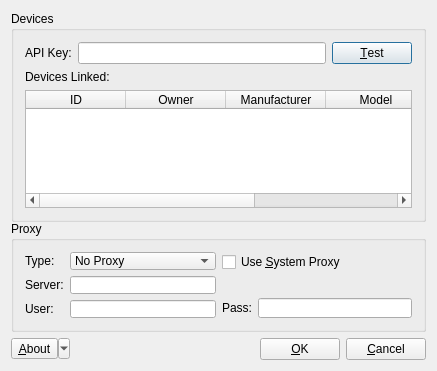
The window that settings.ui (liquidbrains/QBullet) describes before a commit, drawn with Qt 5.
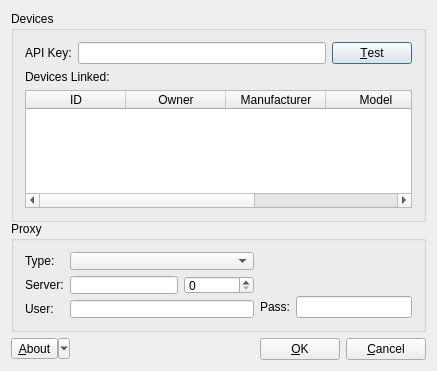
The same window after the commit. Icons and pictures are not drawn.

Commit message:
Proxy and windows workarounds
Fix proxy authentication issues.  NTLM Auth still doesn't work for some
reason.
Windows workaround: Call show() when you launch a popup.  This prevents
the application from crashing.  I still have to figure out why this is
happening.

The edit to the form file:
```diff
--- a/settings.ui
+++ b/settings.ui
@@ -141,10 +141,8 @@
      <property name="title">
       <string>Proxy</string>
      </property>
-     <layout class="QGridLayout" name="gridLayout_2">
-      <item row="0" column="0">
-       <layout class="QGridLayout" name="gridLayout">
-        <item row="0" column="0" rowspan="3">
+     <layout class="QHBoxLayout" name="horizontalLayout_6">
+      <item>
          <layout class="QFormLayout" name="formLayout">
           <item row="0" column="0">
            <widget class="QLabel" name="label_5">
@@ -154,33 +152,7 @@
            </widget>
           </item>
           <item row="0" column="1">
-           <widget class="QComboBox" name="cmbProxyType">
-            <item>
-             <property name="text">
-              <string>No Proxy</string>
-             </property>
-            </item>
-            <item>
-             <property name="text">
-              <string>Default</string>
-             </property>
-            </item>
-            <item>
-             <property name="text">
-              <string>Http</string>
-             </property>
-            </item>
-            <item>
-             <property name="text">
-              <string>Socks 5</string>
-             </property>
-            </item>
-            <item>
-             <property name="text">
-              <string>Http Caching</string>
-             </property>
-            </item>
-           </widget>
+         <widget class="QComboBox" name="cmbProxyType"/>
           </item>
           <item row="1" column="0">
            <widget class="QLabel" name="label">
@@ -190,8 +162,25 @@
            </widget>
           </item>
           <item row="1" column="1">
+         <layout class="QHBoxLayout" name="horizontalLayout_5">
+          <item>
            <widget class="QLineEdit" name="txtProxyServer"/>
           </item>
+          <item>
+           <widget class="QSpinBox" name="sbPort">
+            <property name="minimumSize">
+             <size>
+              <width>70</width>
+              <height>0</height>
+             </size>
+            </property>
+            <property name="maximum">
+             <number>99999</number>
+            </property>
+           </widget>
+          </item>
+         </layout>
+        </item>
           <item row="2" column="0">
            <widget class="QLabel" name="label_2">
             <property name="text">
@@ -204,14 +193,9 @@
           </item>
          </layout>
         </item>
-        <item row="0" column="1">
-         <widget class="QCheckBox" name="cbSystemProxy">
-          <property name="text">
-           <string>Use &amp;System Proxy</string>
-          </property>
-         </widget>
-        </item>
-        <item row="1" column="1">
+      <item>
+       <layout class="QVBoxLayout" name="verticalLayout_3">
+        <item>
          <spacer name="verticalSpacer">
           <property name="orientation">
            <enum>Qt::Vertical</enum>
@@ -224,7 +208,7 @@
           </property>
          </spacer>
         </item>
-        <item row="2" column="1">
+        <item>
          <layout class="QHBoxLayout" name="horizontalLayout_3">
           <item>
            <widget class="QLabel" name="label_3">
```
Lines whose indentation alone changed are shown as unchanged. The commit also changes 2 other files.
